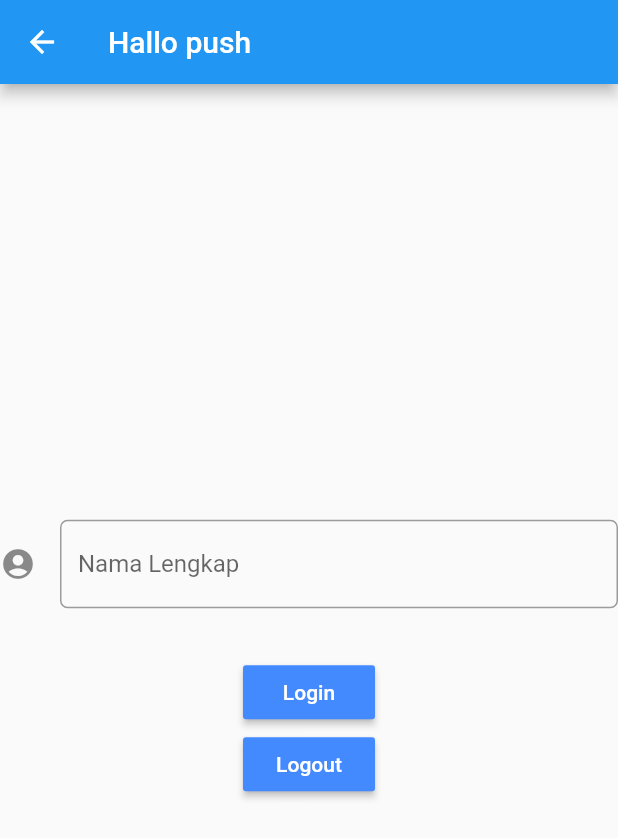
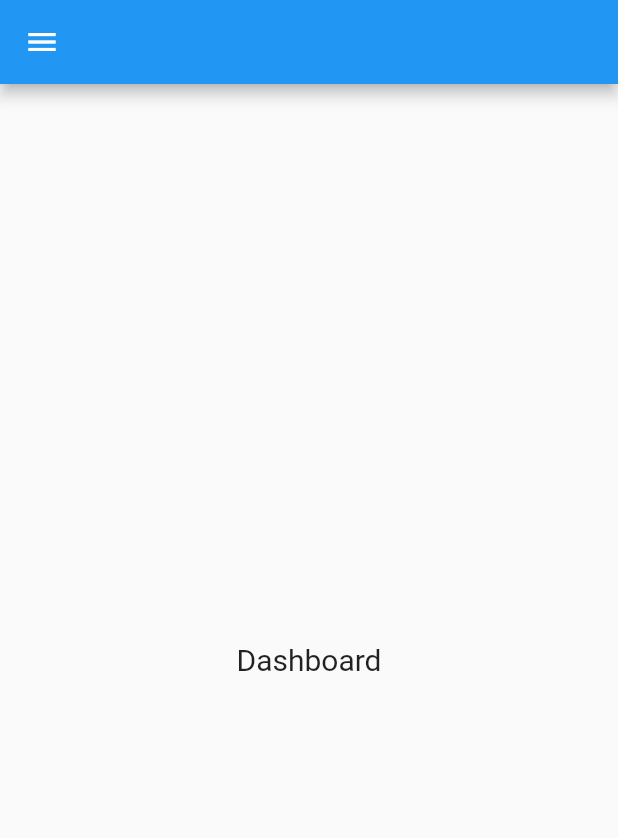
Before and after one commit to argowibowo/progmob2020uas, a Flutter app: the MyHomePage screen opened directly, after a tap on "Pindah halaman", on a phone screen of 412 x 824 dp. Shown: the top 838 px of the screen. Run offline on Flutter 3.47's test engine with Material 2 defaults, Android fonts, the phone set to English and light mode, and no system bars; our stand-ins replace shared_preferences; accounts and stored records are empty.

Commit message:
Tugas dashboard

```diff
--- /dev/null
+++ b/lib/Dashboard.dart
@@ -0,0 +1,123 @@
+
+
+import 'package:flutter/material.dart';
+import 'package:flutter_app/DashboardDosen.dart';
+import 'package:flutter_app/DashboardJadwal.dart';
+import 'package:flutter_app/DashboardMatkul.dart';
+import 'package:flutter_app/DashboardMhs.dart';
+import 'package:flutter_app/Tugas9/Login.dart';
+import 'package:shared_preferences/shared_preferences.dart';
+
+class Dashboard extends StatefulWidget {
+  Dashboard({Key key, this.title}) : super(key: key);
+  final String title;
+  @override
+  _DashboardState createState() => _DashboardState();
+}
+class _DashboardState extends State<Dashboard> {
+  final _formKey = GlobalKey<FormState>();
+
+  @override
+  void initState() {
+    super.initState();
+  }
+  @override
+  Widget build(BuildContext context) {
+    return Scaffold(
+      appBar: AppBar(
+      ),
+      drawer: Drawer(
+        child: ListView(
+          children: <Widget>[
+            UserAccountsDrawerHeader(
+              accountName: Text("Ribka Nita Tiara"),
+              accountEmail: Text("ribka.tiara@si.ukdw.ac.id"),
+              currentAccountPicture: CircleAvatar(
+                backgroundColor: Colors.lightBlueAccent,
+                child: Text(
+                  "R",
+                  style: TextStyle(fontSize: 40.0),
+                ),
+              ),
+            ),
+            ListTile(
+              title: Text("Data Dosen"),
+              trailing: Icon(Icons.people),
+              subtitle: Text("Menu CRUD Data Dosen"),
+              onTap: (){
+                Navigator.pop(context);
+                Navigator.push(
+                  context,
+                  MaterialPageRoute(builder: (context) => DashboardDosen(title: "Dashboard Dosen")),
+                );
+              },
+            ),
+            ListTile(
+              title: Text("Data Mahasiswa"),
+              trailing: Icon(Icons.people),
+              subtitle: Text("Menu CRUD Data Mahasiswa"),
+              onTap: (){
+                Navigator.pop(context);
+                Navigator.push(
+                  context,
+                  MaterialPageRoute(builder: (context) => DashboardMhs(title: "Dashboard Mahasiswa")),
+                );
+              },
+            ),
+            ListTile(
+              title: Text("Jadwal"),
+              trailing: Icon(Icons.schedule_outlined),
+              subtitle: Text("Menu CRUD Jadwal"),
+              onTap: (){
+                Navigator.pop(context);
+                Navigator.push(
+                  context,
+                  MaterialPageRoute(builder: (context) => DashboardJadwal(title: "Dashboard Jadwal")),
+                );
+              },
+            ),
+            ListTile(
+              title: Text("Matakuliah"),
+              trailing: Icon(Icons.library_books),
+              subtitle: Text("Menu CRUD Matakuliah"),
+              onTap: (){
+                Navigator.pop(context);
+                Navigator.push(
+                  context,
+                  MaterialPageRoute(builder: (context) => DashboardMatkul(title: "Dashboard Matakuliah")),
+                );
+              },
+            ),
+            Divider(
+              color: Colors.black87 ,
+              height: 20,
+              indent: 10,
+              endIndent: 10,
+            ),
+            ListTile(
+              title: Text("logout"),
+              trailing: Icon(Icons.exit_to_app),
+              onTap: () async {
+                SharedPreferences pref = await SharedPreferences.getInstance();
+                await pref.setInt("is_login", 0);
+                Navigator.pushReplacement(
+                  context,
+                  MaterialPageRoute(builder: (context) => Login(title: "Halo Push",)),
+                );
+              },
+            ),
+          ],
+        ),
+      ),
+      body: Container(
+        child: Center(
+          child: Text("Dashboard",
+            style: TextStyle(
+                fontSize: 20
+            ),
+          ),
+        ),
+      ),
+    );
+  }
+}
--- a/lib/Tugas9/Login.dart
+++ b/lib/Tugas9/Login.dart
@@ -1,4 +1,5 @@
 import 'package:flutter/material.dart';
+import 'package:flutter_app/Dashboard.dart';
 import 'package:flutter_app/Tugas9/Home.dart';
 import 'package:shared_preferences/shared_preferences.dart';
 
@@ -25,7 +26,7 @@ class _LoginState extends State<Login> {
     if (isLogin == 1) {
       Navigator.pushReplacement(
         context,
-        MaterialPageRoute(builder: (context) => Home(title: "Home",)),
+        MaterialPageRoute(builder: (context) => Dashboard(title: "Home",)),
       );
     }
   }
--- a/lib/Tugas9/SplashScreen.dart
+++ b/lib/Tugas9/SplashScreen.dart
@@ -20,7 +20,7 @@ class _SplashScreenState extends State<SplashScreen> {
       return Timer(duration, (){
         Navigator.of(context).pushReplacement(
             MaterialPageRoute(builder: (_){
-              return Home (title: "Home");
+              return Login (title: "Login");
             })
         );
       });
--- a/lib/main.dart
+++ b/lib/main.dart
@@ -1,4 +1,5 @@
 import 'package:flutter/material.dart';
+import 'package:flutter_app/Dashboard.dart';
 import 'package:flutter_app/Pertemuan1.dart';
 import 'package:flutter_app/Tugas8.dart';
 import 'package:flutter_app/Tugas9/SplashScreen.dart';
@@ -51,7 +52,7 @@ class _MyHomePageState extends State<MyHomePage> {
     if(isLogin == 1){
       Navigator.pushReplacement(
         context,
-        MaterialPageRoute(builder: (context) => Tugas8(title: "Hallo push",)),
+        MaterialPageRoute(builder: (context) => Dashboard(title: "Hallo ",)),
       );
     }
   }
@@ -93,7 +94,7 @@ class _MyHomePageState extends State<MyHomePage> {
                 await prefs.setInt("is_login", 1);
                 Navigator.pushReplacement(
                   context,
-                  MaterialPageRoute(builder: (context) => Tugas8(title: "Hallo push",)),
+                  MaterialPageRoute(builder: (context) => Dashboard(title: "Hallo push",)),
                 );
               },
             ),
```
Also changed, not shown: lib/DashboardDosen.dart (added, +54 -0 lines), lib/DashboardJadwal.dart (added, +54 -0 lines), lib/DashboardMatkul.dart (added, +54 -0 lines), lib/DashboardMhs.dart (added, +54 -0 lines).
